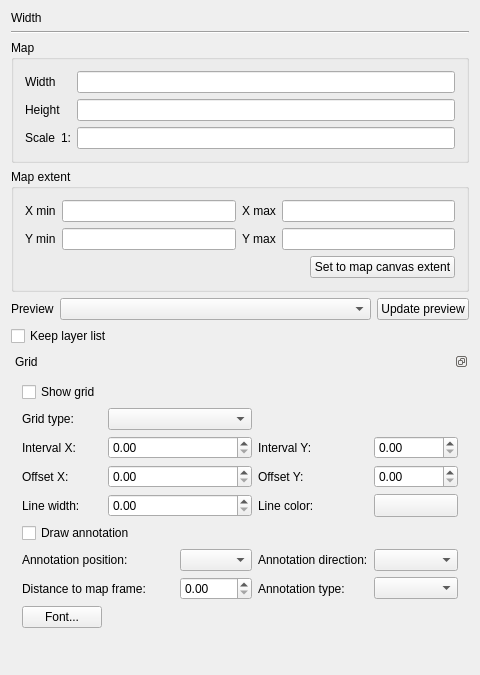
The window that qgis/src/ui/qgscomposermapwidgetbase.ui (sourcepole/qgis) describes before a commit, drawn with Qt 5.
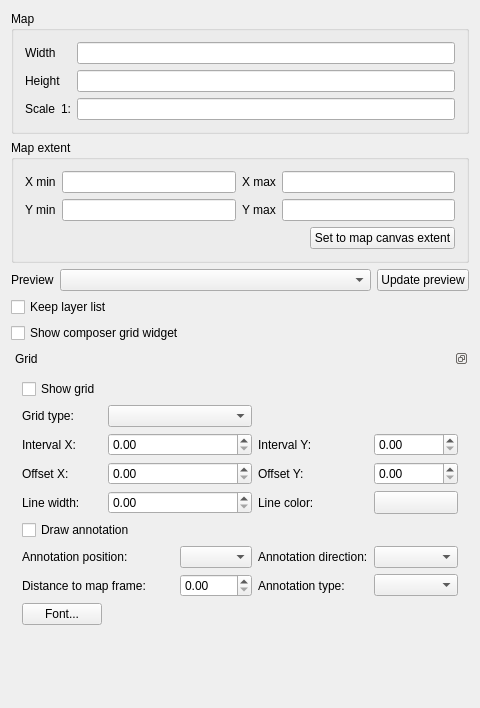
The same window after the commit. Custom widgets are drawn as their Qt base class.

Commit message: Checkbox to set composer grid widget visible / invisible

```diff
--- a/qgis/src/ui/qgscomposermapwidgetbase.ui
+++ b/qgis/src/ui/qgscomposermapwidgetbase.ui
@@ -7,7 +7,7 @@
     <x>0</x>
     <y>0</y>
     <width>472</width>
-    <height>675</height>
+    <height>708</height>
    </rect>
   </property>
   <property name="sizePolicy">
@@ -21,32 +21,6 @@
   </property>
   <layout class="QGridLayout" name="gridLayout_3">
    <item row="0" column="0">
-    <widget class="QLabel" name="textLabel1">
-     <property name="text">
-      <string>Width</string>
-     </property>
-     <property name="wordWrap">
-      <bool>true</bool>
-     </property>
-     <property name="buddy">
-      <cstring>mWidthLineEdit</cstring>
-     </property>
-    </widget>
-   </item>
-   <item row="1" column="0">
-    <widget class="Line" name="line1">
-     <property name="frameShape">
-      <enum>QFrame::HLine</enum>
-     </property>
-     <property name="frameShadow">
-      <enum>QFrame::Sunken</enum>
-     </property>
-     <property name="orientation">
-      <enum>Qt::Horizontal</enum>
-     </property>
-    </widget>
-   </item>
-   <item row="2" column="0">
     <widget class="QGroupBox" name="mMapGroupBox">
      <property name="title">
       <string>Map</string>
@@ -115,7 +89,7 @@
      </layout>
     </widget>
    </item>
-   <item row="3" column="0">
+   <item row="1" column="0">
     <widget class="QGroupBox" name="mMapExtentGroupBox">
      <property name="title">
       <string>Map extent</string>
@@ -213,7 +187,7 @@
      </layout>
     </widget>
    </item>
-   <item row="4" column="0">
+   <item row="2" column="0">
     <layout class="QHBoxLayout" name="horizontalLayout_2">
      <item>
       <widget class="QLabel" name="mPreviewModeLabel">
@@ -247,14 +221,21 @@
      </item>
     </layout>
    </item>
-   <item row="5" column="0">
+   <item row="3" column="0">
     <widget class="QCheckBox" name="mKeepLayerListCheckBox">
      <property name="text">
       <string>Keep layer list</string>
      </property>
     </widget>
    </item>
-   <item row="6" column="0">
+   <item row="4" column="0">
+    <widget class="QCheckBox" name="mShowGridDialogCheckBox">
+     <property name="text">
+      <string>Show composer grid widget</string>
+     </property>
+    </widget>
+   </item>
+   <item row="5" column="0">
     <widget class="QDockWidget" name="mGridDockWidget">
      <property name="floating">
       <bool>true</bool>
```
Left out of the diff: 2 changed lines with no effect on the pictures. The commit also changes 2 other files.
